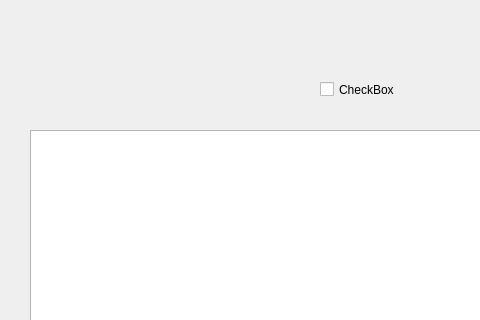
First picture: the form in info_table.ui, repository liuweiky/CCIMS, before the edit; both pictures show x 0 to 480 and y 0 to 320 of the 929 by 757 pixel window.
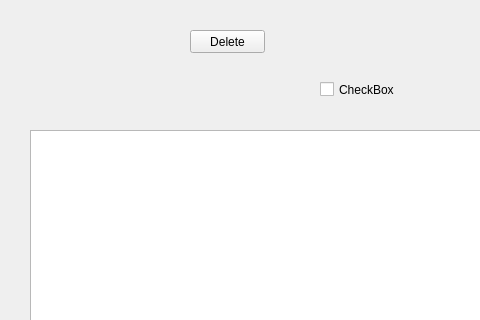
Second picture: the form after the edit.

Commit message: Implement delete UI

Diff of the .ui file:
```diff
--- a/info_table.ui
+++ b/info_table.ui
@@ -82,6 +82,19 @@
     </rect>
    </property>
   </widget>
+  <widget class="QPushButton" name="DeleteButton">
+   <property name="geometry">
+    <rect>
+     <x>190</x>
+     <y>30</y>
+     <width>75</width>
+     <height>23</height>
+    </rect>
+   </property>
+   <property name="text">
+    <string>Delete</string>
+   </property>
+  </widget>
  </widget>
  <resources/>
  <connections/>
```
Left out of the diff: 6 changed lines with no effect on the pictures. The commit also changes 4 other files.
